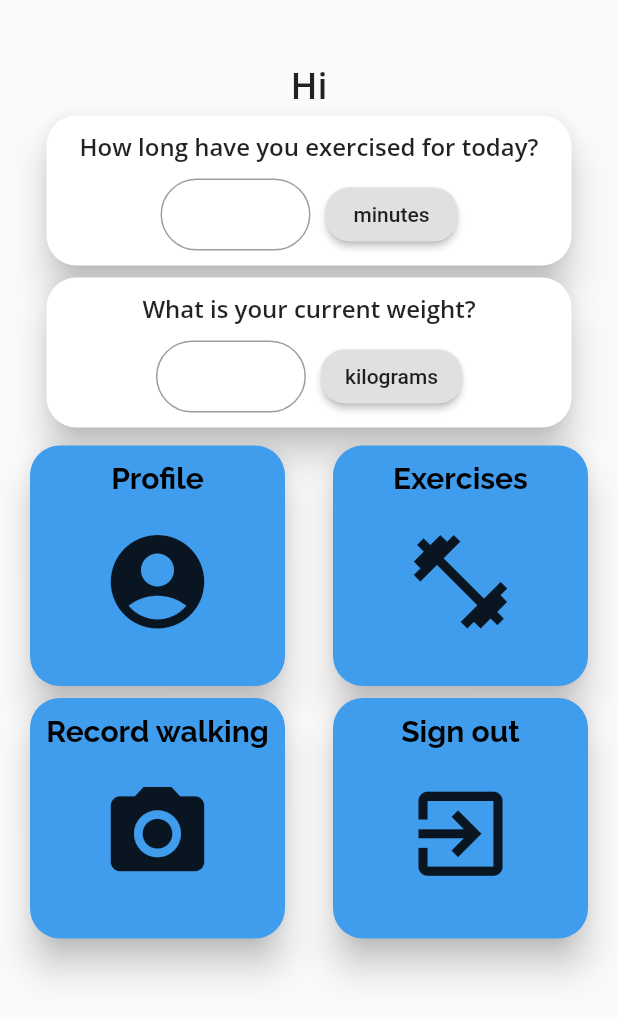
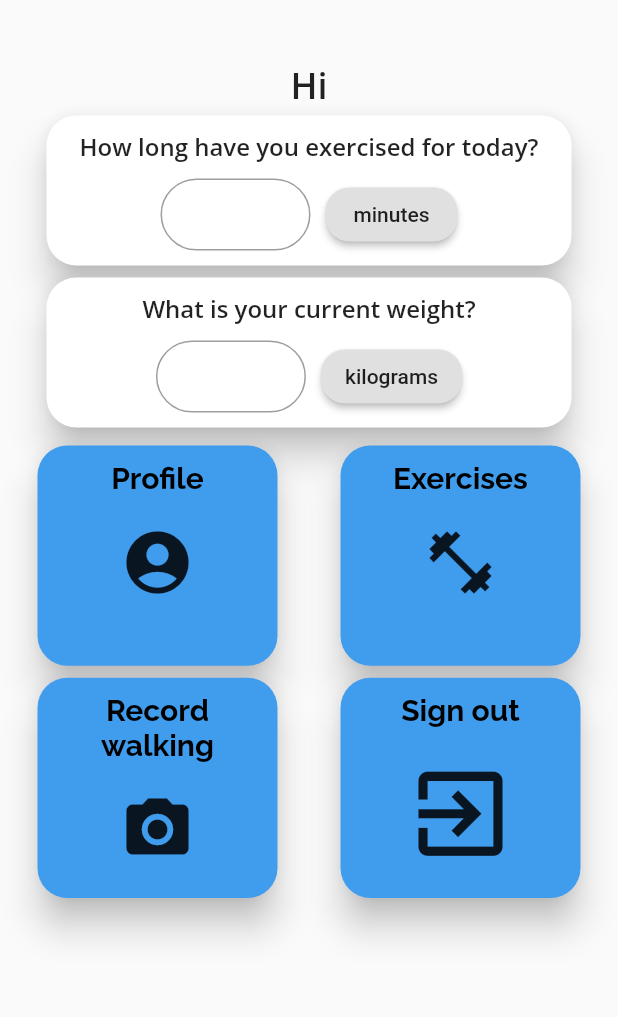
Before and after one commit to isaaclim95/stryde-app-flutter, a Flutter app: the Home screen opened directly, after a tap on "minutes", on a phone screen of 412 x 824 dp. Shown: the top 1017 px of the screen. Run offline on Flutter 3.47's test engine with Material 2 defaults, Android fonts, the phone set to English and light mode, and no system bars; our stand-ins replace camera, charts_flutter, firebase_auth, firebase_core, firebase_database, firebase_storage and 4 more; missing offline and left inert: statusbar; accounts and stored records are empty.

Commit message:
fixed gesturedetector and home ui elements

```diff
--- a/lib/home.dart
+++ b/lib/home.dart
@@ -13,6 +13,7 @@ import 'exercises.dart';
 
 String name = "";
 
+
 class Home extends StatefulWidget {
   Home({Key key, this.title}) : super(key: key);
   final String title;
@@ -22,6 +23,7 @@ class Home extends StatefulWidget {
 
 class HomeState extends State<Home> {
   var _nameController = TextEditingController();
+  FocusNode exerciseFocus = FocusNode();
 
   final FirebaseAuth _firebaseAuth = FirebaseAuth.instance;
 
@@ -75,8 +77,8 @@ class HomeState extends State<Home> {
             },
             child: Container(
               padding: EdgeInsets.all(10.0),
-              width: 170,
-              height: 170,
+              width: 160,
+              height: 160,
               child: Column(children: [
                 Align(
                     alignment: Alignment(0, -0.9),
@@ -92,7 +94,7 @@ class HomeState extends State<Home> {
                     padding: EdgeInsets.fromLTRB(0, 20, 0, 0),
                     child: Icon(
                       icon,
-                      size: 75,
+                      size: 50,
                     )),
               ]),
             ),
@@ -136,8 +138,8 @@ class HomeState extends State<Home> {
             },
             child: Container(
               padding: EdgeInsets.all(10.0),
-              width: 170,
-              height: 170,
+              width: 160,
+              height: 160,
               child: Column(children: [
                 Align(
                     alignment: Alignment(0, -0.9),
@@ -191,6 +193,7 @@ class HomeState extends State<Home> {
                   Container(
                     width: 100,
                     child: TextField(
+                      focusNode: exerciseFocus,
                       decoration: new InputDecoration(
                         contentPadding: EdgeInsets.all(-5),
                         fillColor: Colors.white,
@@ -216,6 +219,7 @@ class HomeState extends State<Home> {
                         borderRadius: BorderRadius.all(Radius.circular(16.0))),
                     onPressed: () {
                       setState(() {
+                        exerciseFocus.unfocus();
                         String response;
                         if (int.parse(globals.age) < 18) {
                           if (int.parse(_exerciseController.text) < 60) {
@@ -383,7 +387,8 @@ class HomeState extends State<Home> {
                     crossAxisCount: 2,
                     mainAxisSpacing: 0,
                     crossAxisSpacing: 0,
-                    childAspectRatio: 3/2.5,
+                    childAspectRatio: 3/2.3,
+
                   ),
                   children: [
                     button1("Profile", Profile(), Icons.account_circle),
```
